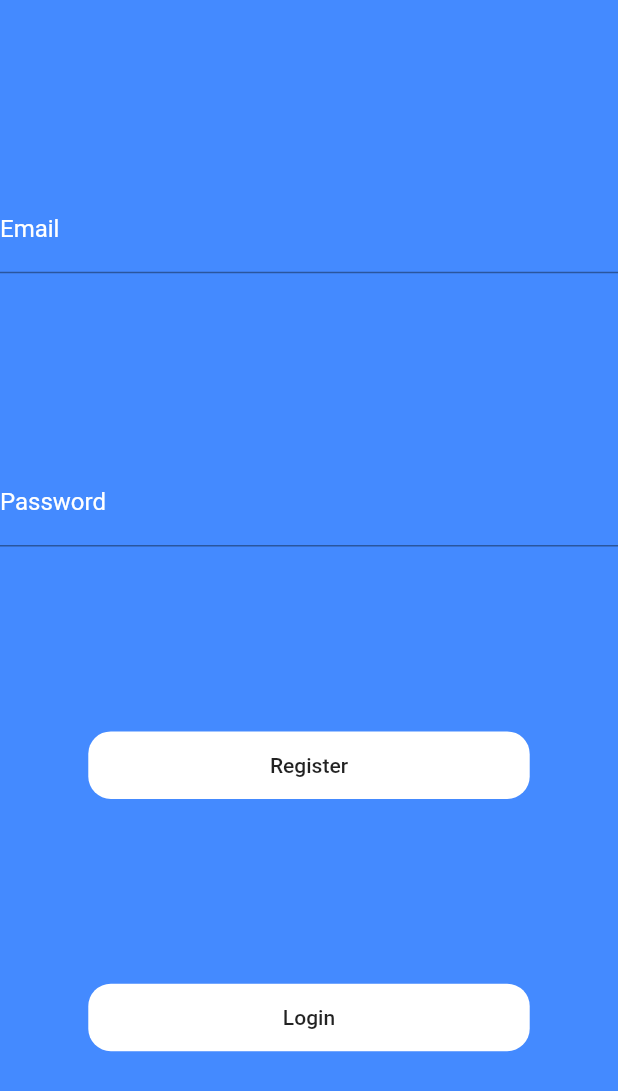
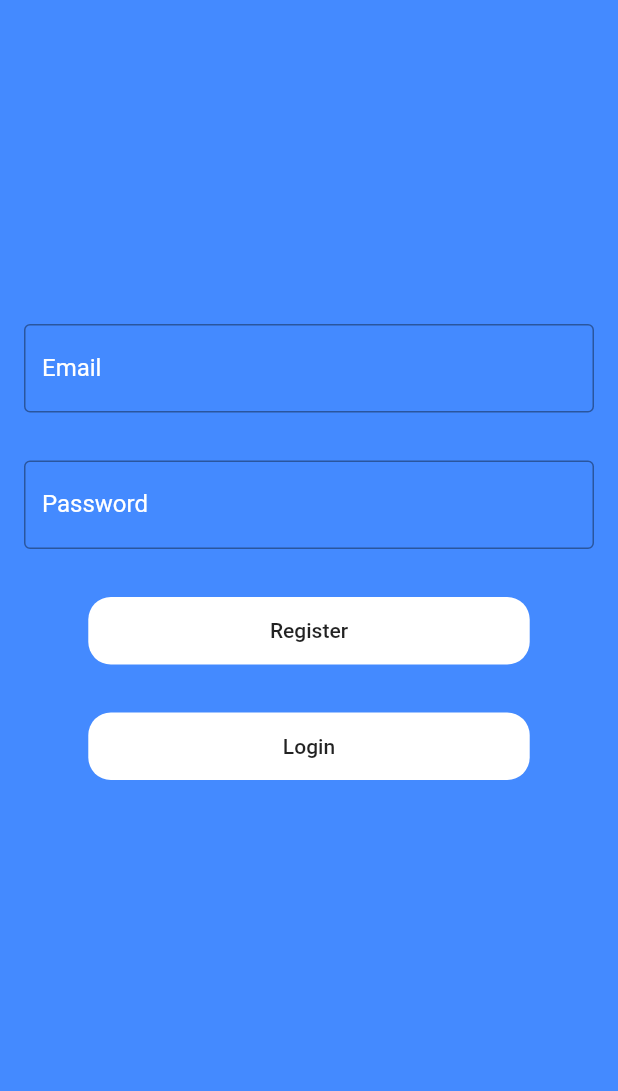
Before and after one commit to chiragparihar/FridgeFull, a Flutter app: the screen it shows after launch, on a phone screen of 412 x 824 dp. Shown: the top 1091 px of the screen. Run offline on Flutter 3.47's test engine with Material 2 defaults, Android fonts, the phone set to English and light mode, and no system bars; our stand-ins replace firebase_auth, firebase_core, google_sign_in; accounts and stored records are empty.

Commit message:
show signin and singup exceptions

```diff
--- a/App/fridgefull/lib/authenticate.dart
+++ b/App/fridgefull/lib/authenticate.dart
@@ -15,6 +15,12 @@ class Authentication extends StatefulWidget{
 class _AuthenticationState extends State<Authentication>{
   TextEditingController _email = TextEditingController();
   TextEditingController _psk = TextEditingController();
+  String _err= "";
+  void changeErr(String err){
+    setState(() {
+      _err = err;
+    });
+  }
   @override
   Widget build(BuildContext context) {
     return Scaffold(
@@ -25,29 +31,78 @@ class _AuthenticationState extends State<Authentication>{
           color:Colors.blueAccent,
 
         ),
-        child:Column(
-          mainAxisAlignment: MainAxisAlignment.spaceEvenly,
+        child:SingleChildScrollView(
+          child: Column(
+           // mainAxisAlignment: MainAxisAlignment.spaceBetween,
             children: [
-            TextFormField(
+              Container(
+                height:200,
+                child: Center(
+                  child: Text(
+                    _err,
+                    style:TextStyle(fontSize: 25,color: Colors.white),
+                  ),
+                ),
+              ),
+              Container(
+                alignment: Alignment.center,
+                padding: const EdgeInsets.all(16.0),
+                child: TextFormField(
                   controller: _email,
                   decoration: InputDecoration(
+                    border: const OutlineInputBorder(),
                     hintText: "something@email.com",
                     hintStyle: TextStyle(color:Colors.white),
                     labelText: "Email",
                     labelStyle: TextStyle(color:Colors.white),
                   ),
                 ),
-            TextFormField(
+              ),
+              Container(
+                padding: const EdgeInsets.all(16.0),
+                child: TextFormField(
                   obscureText: true,
                   controller: _psk,
                   decoration: InputDecoration(
+                    border: const OutlineInputBorder(),
                     hintText: "password",
                     hintStyle: TextStyle(color:Colors.white),
                     labelText: "Password",
                     labelStyle: TextStyle(color:Colors.white),
                   ),
                 ),
+              ),
               Container(
+                padding:const EdgeInsets.all(16.0),
+                child: Container(
+                  width:MediaQuery.of(context).size.width /1.4,
+                  height:45,
+                  decoration: BoxDecoration(
+
+                    borderRadius: BorderRadius.circular(15.0),
+                    color:Colors.white,
+                  ),
+                  child:MaterialButton(
+                    onPressed: () async{
+                      auth shouldNavigate = await register(_email.text,_psk.text);
+                      print(shouldNavigate);
+                      if(shouldNavigate.answ){
+                        Navigator.pushNamed(context,HomeView.routeName);
+                      }
+                      else{
+                        _psk.clear();
+                        _email.clear();
+
+                        changeErr(shouldNavigate.mess);
+                      }
+                    },
+                    child:Text("Register"),
+                  ),
+                ),
+              ),
+              Container(
+                padding: const EdgeInsets.all(16.0),
+                child: Container(
                   width:MediaQuery.of(context).size.width /1.4,
                   height:45,
                   decoration: BoxDecoration(
@@ -56,33 +111,22 @@ class _AuthenticationState extends State<Authentication>{
                   ),
                   child:MaterialButton(
                     onPressed: () async{
-                  bool shouldNavigate = await register(_email.text,_psk.text);
-                  print(shouldNavigate);
-                  if(shouldNavigate){
-                    Navigator.pushNamed(context,HomeView.routeName);
+                      auth shouldNavigate = await signIn(_email.text,_psk.text);
+                      if(shouldNavigate.answ){
+                        Navigator.push(context,MaterialPageRoute(builder:(context) => HomeView()));
                       }
-                },
-                child:Text("Register"),
-              ),
-            ),
-            Container(
-              width:MediaQuery.of(context).size.width /1.4,
-              height:45,
-              decoration: BoxDecoration(
-                borderRadius: BorderRadius.circular(15.0),
-                color:Colors.white,
-              ),
-              child:MaterialButton(
-                onPressed: () async{
-                  bool shouldNavigate = await signIn(_email.text,_psk.text);
-                  if(shouldNavigate){
-                    Navigator.push(context,MaterialPageRoute(builder:(context) => HomeView()));
+                      else{
+                        changeErr(shouldNavigate.mess);
+                        _psk.clear();
+                        _email.clear();
                       }
                     },
                     child:Text("Login"),
                   ),
                 ),
+              ),
             ],
+          ),
         ),
       ),
     );
```
Also changed, not shown: App/fridgefull/lib/net/flutterfire.dart (+39 -17 lines). Lines whose indentation alone changed are shown as unchanged.
